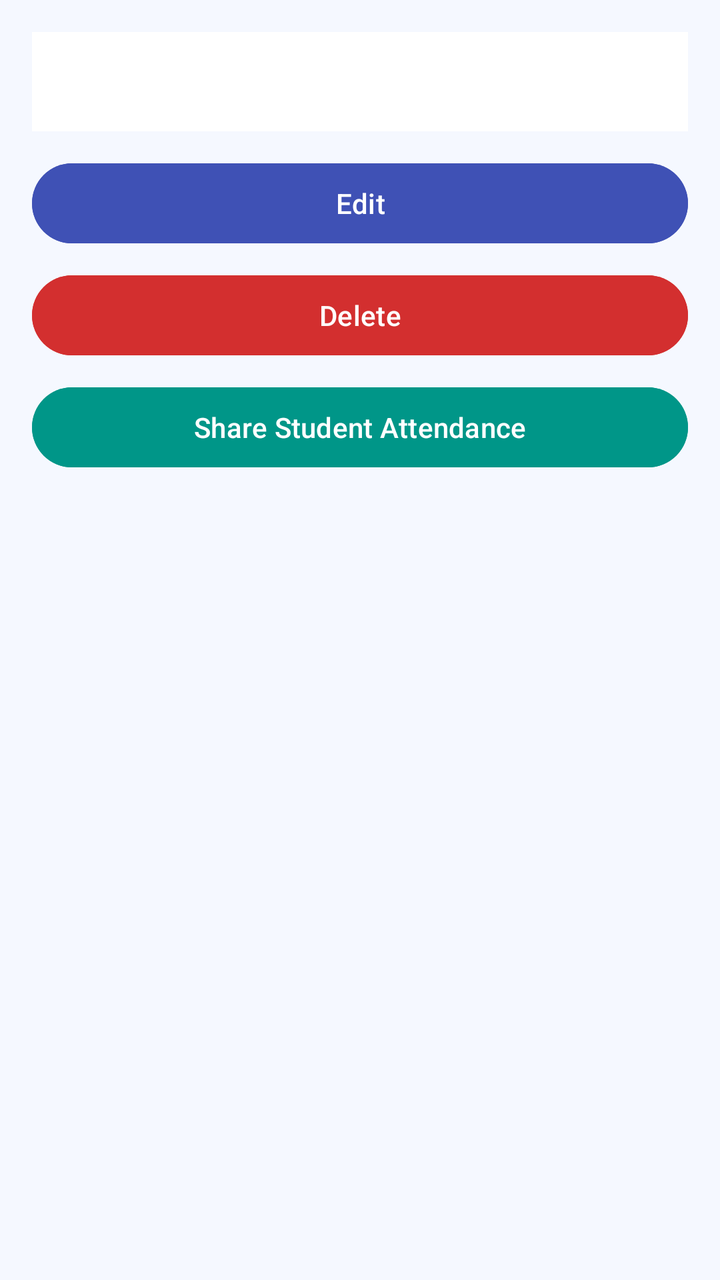
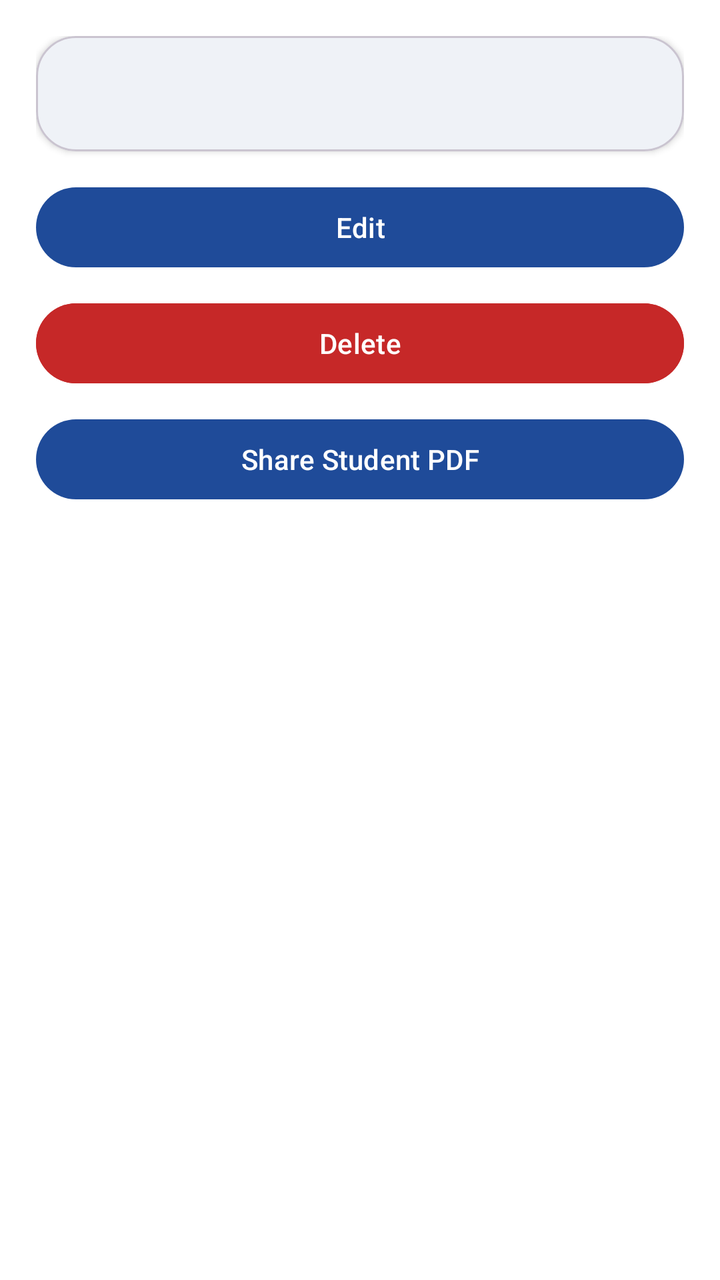

Compare the two renders of this Android layout. The source of the first and the diff that turns it into the second are given below.
<!-- AndroidManifest.xml: application theme Theme.SSJB -->
<!-- res/layout/activity_student_detail.xml -->
<?xml version="1.0" encoding="utf-8"?>
<LinearLayout xmlns:android="http://schemas.android.com/apk/res/android"
    android:layout_width="match_parent"
    android:layout_height="match_parent"
    android:background="@color/surface_bg"
    android:orientation="vertical"
    android:padding="16dp">

    <TextView
        android:id="@+id/studentDetailText"
        android:layout_width="match_parent"
        android:layout_height="wrap_content"
        android:background="@android:color/white"
        android:padding="14dp"
        android:textColor="@color/brand_text"
        android:textSize="16sp" />

    <Button
        android:id="@+id/editStudentButton"
        android:layout_width="match_parent"
        android:layout_height="wrap_content"
        android:layout_marginTop="12dp"
        android:backgroundTint="@color/brand_primary"
        android:text="@string/edit"
        android:textAllCaps="false" />

    <Button
        android:id="@+id/deleteStudentButton"
        android:layout_width="match_parent"
        android:layout_height="wrap_content"
        android:layout_marginTop="8dp"
        android:backgroundTint="@color/danger"
        android:text="@string/delete"
        android:textAllCaps="false" />

    <Button
        android:id="@+id/shareStudentAttendanceButton"
        android:layout_width="match_parent"
        android:layout_height="wrap_content"
        android:layout_marginTop="8dp"
        android:backgroundTint="@color/brand_accent"
        android:text="@string/share_student"
        android:textAllCaps="false" />
</LinearLayout>
<!-- resources referenced by this layout -->
<resources>
  <color name="brand_accent">#FF009688</color>
  <color name="brand_primary">#FF3F51B5</color>
  <color name="brand_text">#FF1A1E2B</color>
  <color name="danger">#FFD32F2F</color>
  <color name="surface_bg">#FFF5F8FF</color>
  <string name="delete">Delete</string>
  <string name="edit">Edit</string>
  <string name="share_student">Share Student Attendance</string>
  <style name="Theme.SSJB" parent="Base.Theme.SSJB" />
  <style name="Base.Theme.SSJB" parent="Theme.Material3.DayNight.NoActionBar">
          
          
      </style>
</resources>

<!-- the commit's change to res/layout/activity_student_detail.xml (unified diff, before → after) -->
@@ -1,44 +1,55 @@
 <?xml version="1.0" encoding="utf-8"?>
-<LinearLayout xmlns:android="http://schemas.android.com/apk/res/android"
+<ScrollView xmlns:android="http://schemas.android.com/apk/res/android"
+    xmlns:app="http://schemas.android.com/apk/res-auto"
     android:layout_width="match_parent"
     android:layout_height="match_parent"
-    android:background="@color/surface_bg"
-    android:orientation="vertical"
-    android:padding="16dp">
+    android:background="?attr/colorSurface">
 
-    <TextView
-        android:id="@+id/studentDetailText"
+    <LinearLayout
         android:layout_width="match_parent"
         android:layout_height="wrap_content"
-        android:background="@android:color/white"
-        android:padding="14dp"
-        android:textColor="@color/brand_text"
-        android:textSize="16sp" />
+        android:orientation="vertical"
+        android:padding="18dp">
 
-    <Button
-        android:id="@+id/editStudentButton"
-        android:layout_width="match_parent"
-        android:layout_height="wrap_content"
-        android:layout_marginTop="12dp"
-        android:backgroundTint="@color/brand_primary"
-        android:text="@string/edit"
-        android:textAllCaps="false" />
+        <com.google.android.material.card.MaterialCardView
+            android:layout_width="match_parent"
+            android:layout_height="wrap_content"
+            app:cardBackgroundColor="?attr/colorSurface"
+            app:cardCornerRadius="20dp"
+            app:cardElevation="2dp">
 
-    <Button
-        android:id="@+id/deleteStudentButton"
-        android:layout_width="match_parent"
-        android:layout_height="wrap_content"
-        android:layout_marginTop="8dp"
-        android:backgroundTint="@color/danger"
-        android:text="@string/delete"
-        android:textAllCaps="false" />
+            <TextView
+                android:id="@+id/studentDetailText"
+                android:layout_width="match_parent"
+                android:layout_height="wrap_content"
+                android:padding="18dp"
+                android:textColor="?attr/colorOnSurface"
+                android:textSize="16sp" />
+        </com.google.android.material.card.MaterialCardView>
 
-    <Button
-        android:id="@+id/shareStudentAttendanceButton"
-        android:layout_width="match_parent"
-        android:layout_height="wrap_content"
-        android:layout_marginTop="8dp"
-        android:backgroundTint="@color/brand_accent"
-        android:text="@string/share_student"
-        android:textAllCaps="false" />
-</LinearLayout>
+        <com.google.android.material.button.MaterialButton
+            android:id="@+id/editStudentButton"
+            android:layout_width="match_parent"
+            android:layout_height="wrap_content"
+            android:layout_marginTop="14dp"
+            android:text="@string/edit"
+            android:textAllCaps="false" />
+
+        <com.google.android.material.button.MaterialButton
+            android:id="@+id/deleteStudentButton"
+            android:layout_width="match_parent"
+            android:layout_height="wrap_content"
+            android:layout_marginTop="10dp"
+            android:backgroundTint="?attr/colorError"
+            android:text="@string/delete"
+            android:textAllCaps="false" />
+
+        <com.google.android.material.button.MaterialButton
+            android:id="@+id/shareStudentAttendanceButton"
+            android:layout_width="match_parent"
+            android:layout_height="wrap_content"
+            android:layout_marginTop="10dp"
+            android:text="@string/share_student"
+            android:textAllCaps="false" />
+    </LinearLayout>
+</ScrollView>
<!-- resource entries referenced after the edit -->
@@ -1,17 +1,37 @@
 <!-- resources referenced by this layout -->
 <resources>
-  <color name="brand_accent">#FF009688</color>
-  <color name="brand_primary">#FF3F51B5</color>
-  <color name="brand_text">#FF1A1E2B</color>
-  <color name="danger">#FFD32F2F</color>
-  <color name="surface_bg">#FFF5F8FF</color>
   <string name="delete">Delete</string>
   <string name="edit">Edit</string>
-  <string name="share_student">Share Student Attendance</string>
+  <string name="share_student">Share Student PDF</string>
   <style name="Theme.SSJB" parent="Base.Theme.SSJB" />
   <style name="Base.Theme.SSJB" parent="Theme.Material3.DayNight.NoActionBar">
-          
-          
+          <item name="colorPrimary">@color/ssjb_primary</item>
+          <item name="colorOnPrimary">@color/ssjb_on_primary</item>
+          <item name="colorSecondary">@color/ssjb_secondary</item>
+          <item name="colorTertiary">@color/ssjb_tertiary</item>
+          <item name="colorOnBackground">@color/ssjb_on_background</item>
+          <item name="colorSurface">@color/ssjb_surface</item>
+          <item name="colorOnSurface">@color/ssjb_on_surface</item>
+          <item name="colorSurfaceVariant">@color/ssjb_surface_variant</item>
+          <item name="colorOnSurfaceVariant">@color/ssjb_on_surface_variant</item>
+          <item name="colorOutline">@color/ssjb_outline</item>
+          <item name="colorError">@color/ssjb_error</item>
+          <item name="android:statusBarColor">@color/ssjb_background</item>
+          <item name="android:navigationBarColor">@color/ssjb_background</item>
+          <item name="android:windowBackground">@color/ssjb_background</item>
+          <item name="android:forceDarkAllowed">true</item>
       </style>
+  <color name="ssjb_primary">#1F4B99</color>
+  <color name="ssjb_on_primary">#FFFFFF</color>
+  <color name="ssjb_secondary">#0F766E</color>
+  <color name="ssjb_tertiary">#A15E2E</color>
+  <color name="ssjb_on_background">#1E2430</color>
+  <color name="ssjb_surface">#FFFFFF</color>
+  <color name="ssjb_on_surface">#1E2430</color>
+  <color name="ssjb_surface_variant">#E7EEF8</color>
+  <color name="ssjb_on_surface_variant">#5E667A</color>
+  <color name="ssjb_outline">#CCD6E2</color>
+  <color name="ssjb_error">#C62828</color>
+  <color name="ssjb_background">#F4F7FB</color>
 </resources>
 
